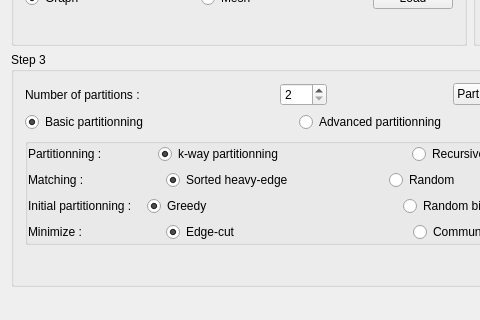
Above: mainwindow.ui from hsoudry/cranfieldgroupproject2016 before the change; both pictures show x 0 to 480 and y 144 to 464 of the 592 by 464 pixel window. Below: the same form after it.
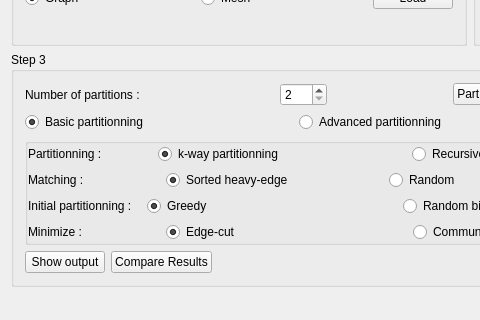
That is the form after the change.

Diff of the .ui file:
```diff
--- a/mainwindow.ui
+++ b/mainwindow.ui
@@ -615,6 +615,20 @@
            </item>
            <item>
             <layout class="QHBoxLayout" name="horizontalLayout_10">
+             <item>
+              <widget class="QPushButton" name="pushButtonTextOutput">
+               <property name="text">
+                <string>Show output</string>
+               </property>
+              </widget>
+             </item>
+             <item>
+              <widget class="QPushButton" name="pushButtonCompareResults">
+               <property name="text">
+                <string>Compare Results</string>
+               </property>
+              </widget>
+             </item>
              <item>
               <spacer name="horizontalSpacer_5">
                <property name="orientation">
```
